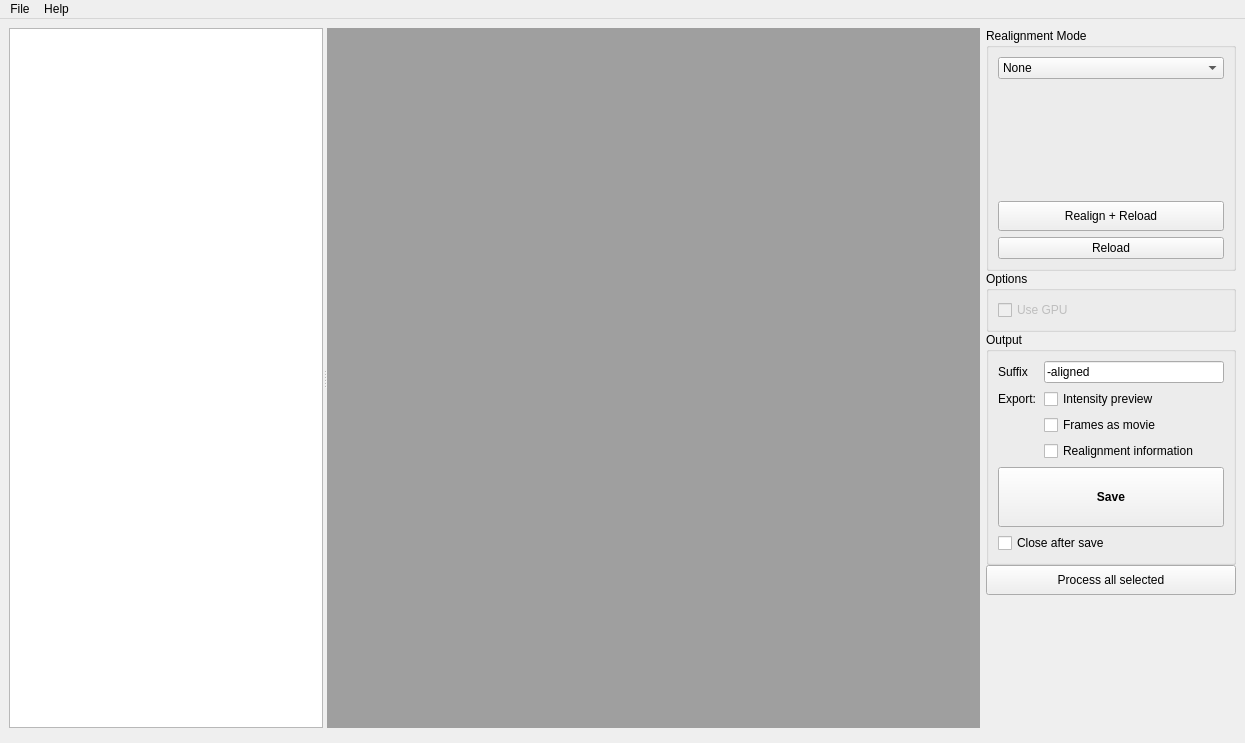
flimfit/Galene, file Source/flim-ui/RealignmentStudio.ui: the form before one commit.
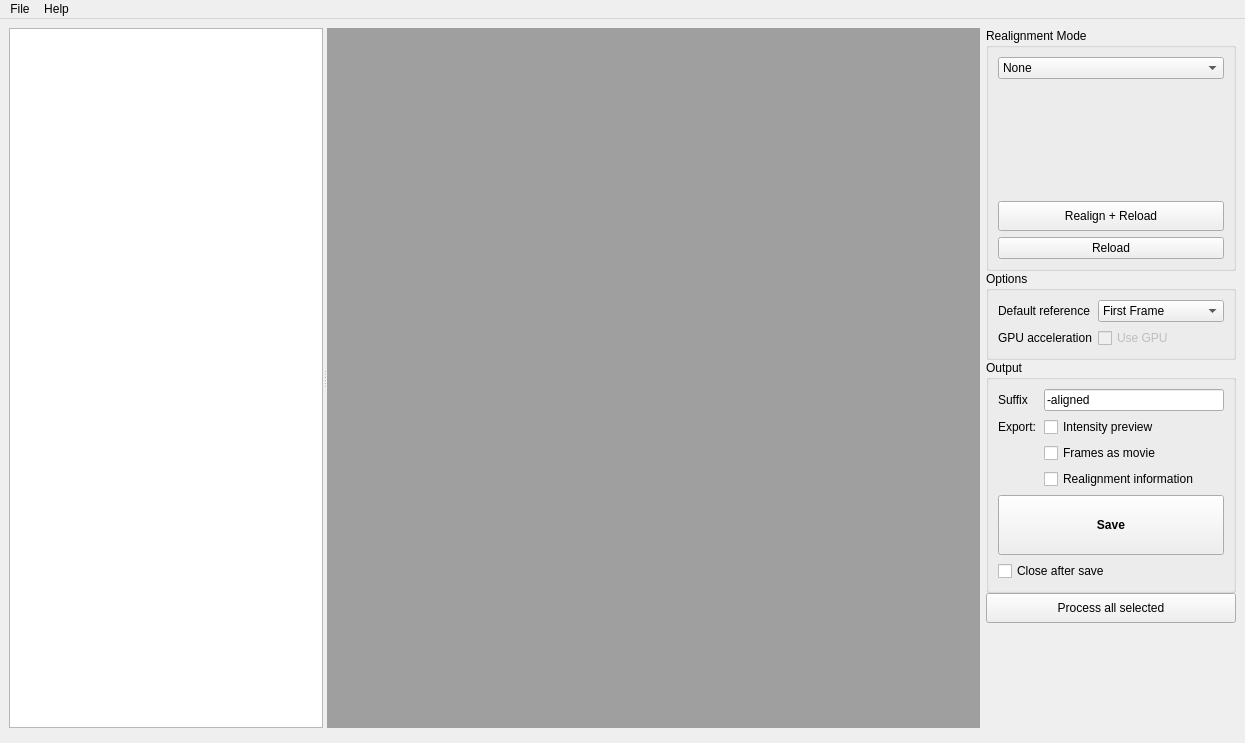
The form after the commit. Custom widgets are drawn as their Qt base class.

Commit message: Expose options for default reference frame

Diff of the .ui file:
```diff
--- a/Source/flim-ui/RealignmentStudio.ui
+++ b/Source/flim-ui/RealignmentStudio.ui
@@ -413,8 +413,41 @@
             <property name="title">
              <string>Options</string>
             </property>
-            <layout class="QVBoxLayout" name="verticalLayout_6">
-             <item>
+            <layout class="QFormLayout" name="formLayout">
+             <item row="0" column="1">
+              <widget class="QComboBox" name="default_reference_combo">
+               <item>
+                <property name="text">
+                 <string>First Frame</string>
+                </property>
+               </item>
+               <item>
+                <property name="text">
+                 <string>Middle Frame</string>
+                </property>
+               </item>
+               <item>
+                <property name="text">
+                 <string>Last Frame</string>
+                </property>
+               </item>
+              </widget>
+             </item>
+             <item row="0" column="0">
+              <widget class="QLabel" name="label_7">
+               <property name="text">
+                <string>Default reference</string>
+               </property>
+              </widget>
+             </item>
+             <item row="1" column="0">
+              <widget class="QLabel" name="label_8">
+               <property name="text">
+                <string>GPU acceleration</string>
+               </property>
+              </widget>
+             </item>
+             <item row="1" column="1">
               <widget class="QCheckBox" name="use_gpu_check">
                <property name="enabled">
                 <bool>false</bool>
```
The commit also changes 1 other file.
